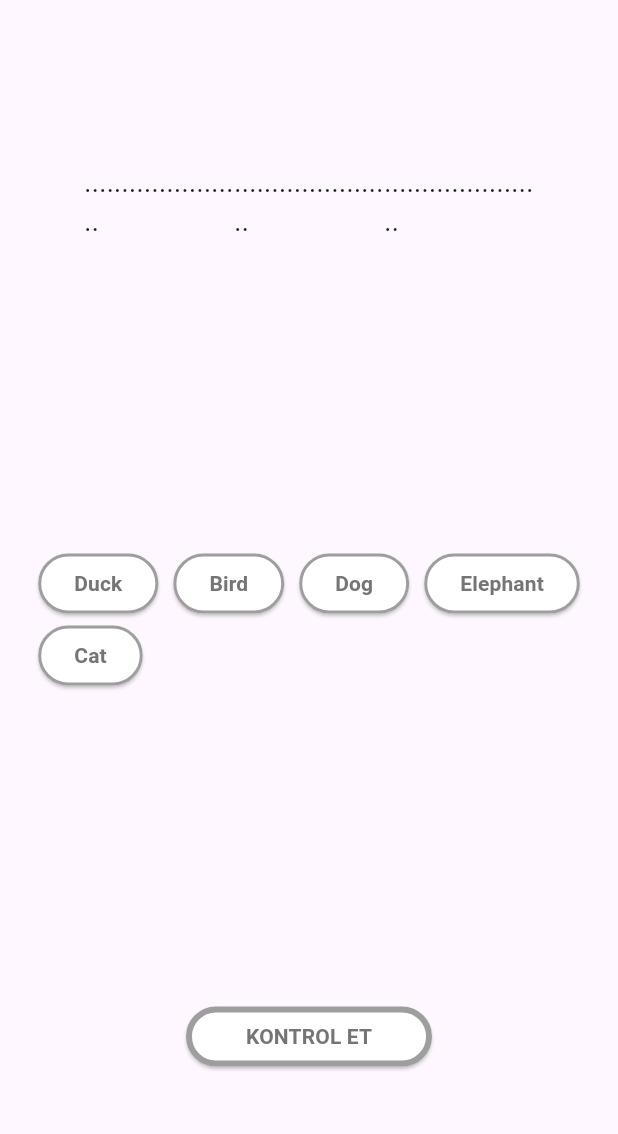
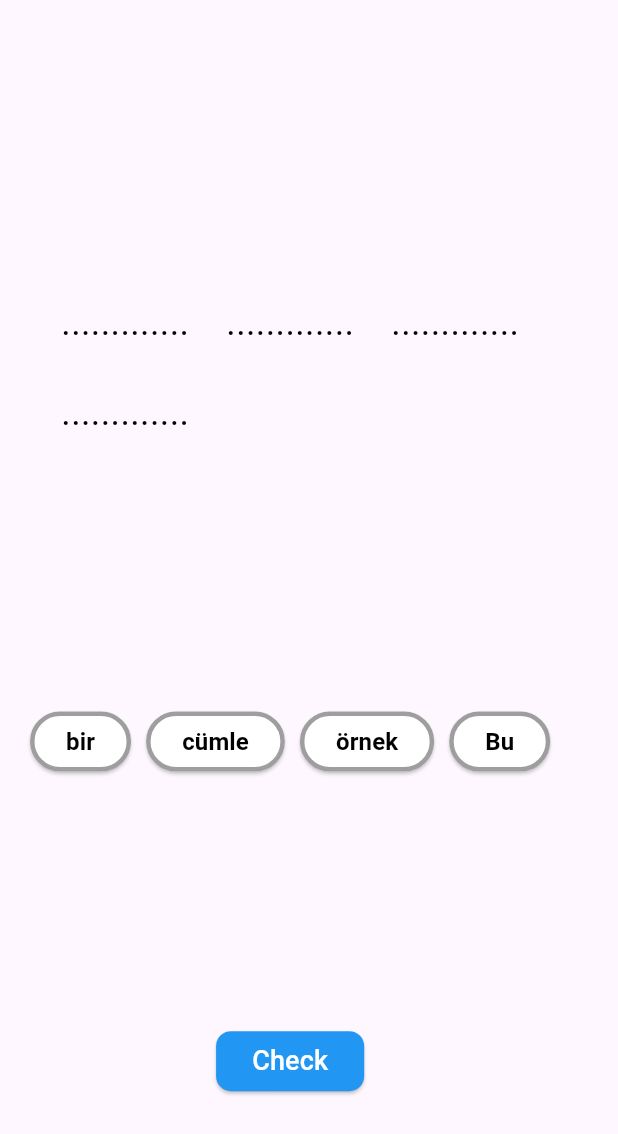
Before and after one commit to sahintuter/flutter-example, a Flutter app: the screen it shows after launch, on a phone screen of 412 x 824 dp. Shown: the top 1134 px of the screen. Run offline on Flutter 3.47's test engine with Material 3 defaults, Android fonts, the light colour scheme and no system bars.

Commit message:
all bugs fixed

```diff
--- a/drag_and_drop/lib/drag_and_drop.dart
+++ b/drag_and_drop/lib/drag_and_drop.dart
@@ -1,141 +1,75 @@
+import 'dart:math';
 import 'package:flutter/material.dart';
 
+class DragAndDropView extends StatefulWidget {
+  const DragAndDropView({super.key});
 
-class DragAndDrop extends StatefulWidget {
   @override
-  _DragAndDropState createState() => _DragAndDropState();
+  DragAndDropViewState createState() =>
+      DragAndDropViewState();
 }
 
-class _DragAndDropState extends State<DragAndDrop> {
-  List<String?> selectedAnimals = [null, null, null];
-  List<String> animalNames = ["Duck", "Bird", "Dog", "Elephant", "Cat"];
-  double rowValue = 2;
-  late bool isClicked = false;
-  static late double _maxHeight;
+class DragAndDropViewState
+    extends State<DragAndDropView> with TickerProviderStateMixin {
+  late List<String?> selectedKeyword;
 
-  late bool isSelected = false;
+  String exampleSentence = "Bu bir örnek cümle";
+
+  List<String> keywordList = [];
+
+
+  bool isSelected = false;
+
+  double score = 0;
+
+  @override
+  void initState() {
+    super.initState();
+    keywordList = exampleSentence.split(' ')..shuffle(Random());
+    selectedKeyword = List<String?>.filled(keywordList.length, null);
+
+  }
+
+
+
+  String getSelectedSentence() {
+    return selectedKeyword.join(' ');
+  }
+
+  bool isSelectedSentenceCorrect() {
+    String selectedSentence = getSelectedSentence();
+    return selectedSentence.trim().toLowerCase() ==
+        exampleSentence.trim().toLowerCase();
+  }
 
   @override
   Widget build(BuildContext context) {
     return Scaffold(
+
       body: Padding(
-        padding: const EdgeInsets.all(16.0),
+        padding: const EdgeInsets.all(20),
         child: Column(
           mainAxisAlignment: MainAxisAlignment.spaceEvenly,
           children: [
-
-            Row(
-              mainAxisAlignment: MainAxisAlignment.center,
-              children: List.generate(3, (index) {
-                return DragTarget<String>(
-                  onAccept: (animal) {
-                    setState(() {
-                      selectedAnimals[index] = animal;
-                    });
-                  },
-                  builder: (context, candidateData, rejectedData) {
-                    return Container(
-                      width: 100,
-                      height: 50,
-                      child: Center(
-                        child: selectedAnimals[index] != null
-                            ? Container(
-                                padding: EdgeInsets.symmetric(
-                                    horizontal: 15, vertical: 8),
-                                decoration: BoxDecoration(
-                                    // color: Colors.white,
-                                    borderRadius: BorderRadius.circular(100),
-                                    border: Border.all(
-                                        color: Colors.grey, width: 3)),
-                                child: Text(selectedAnimals[index]!,
-                                    style: TextStyle(
-                                        fontSize: 14,
-                                        fontWeight: FontWeight.bold)),
-                              )
-                            : Text('......................',
-                                style: TextStyle(fontSize: 18)),
-                      ),
-                    );
-                  },
-                );
-              }),
-            ),
-            SizedBox(height: 20),
-            Wrap(
-              spacing: 10,
-              children: animalNames.map((animal) {
-                return Draggable<String>(
-                  data: animal,
-                  feedback: Material(
-                    child: Container(
-                      padding:
-                          EdgeInsets.symmetric(horizontal: 15, vertical: 8),
-                      decoration: BoxDecoration(
-                        //color: Colors.white,
-                        borderRadius: BorderRadius.circular(100),
-                        border: Border.all(color: Colors.grey, width: 3),
-                      ),
-                      child: Text(animal,
-                          style: TextStyle(
-                              fontSize: 14,
-                              fontWeight: FontWeight.bold,
-                              color: Colors.black)),
-                    ),
-                  ),
-                  childWhenDragging: Container(
-                    width: 80,
-                    height: 30,
-                    decoration: BoxDecoration(
-                      color: Colors.grey[300],
-                      borderRadius: BorderRadius.circular(100),
-                      border: Border.all(color: Colors.grey, width: 2),
-                    ),
-                    child: Center(
-                      child: Text(animal,
-                          style: TextStyle(
-                              color: Colors.grey[600],
-                              fontWeight: FontWeight.bold)),
-                    ),
-                  ),
-                  child: ElevatedButton(
-                    onPressed: () {},
-                    child: Text(
-                      animal,
-                      style: TextStyle(
-                          color: Colors.grey[600], fontWeight: FontWeight.bold),
-                    ),
-                    style: ElevatedButton.styleFrom(
-                      backgroundColor: Colors.white,
-                      shape: RoundedRectangleBorder(
-                        borderRadius: BorderRadius.circular(100),
-                      ),
-                      side: BorderSide(color: Colors.grey, width: 2),
-                    ),
-                  ),
-                );
-              }).toList(),
-            ),
-            SizedBox(height: 20),
+            const SizedBox(height: 20),
+            fillBlankArea(),
+            const SizedBox(height: 20),
+            keywordArea(),
+            const SizedBox(height: 20),
             ElevatedButton(
-              onPressed: () {
-                setState(() {
-                  selectedAnimals = [null, null, null];
-                  isSelected = !isSelected;
-                });
-              },
-              child: Text(
-                "KONTROL ET",
+              onPressed: () => checkFunction(),
+              style: ElevatedButton.styleFrom(
+                backgroundColor: Colors.blue,
+                shape: RoundedRectangleBorder(
+                  borderRadius: BorderRadius.circular(10),
+                ),
+              ),
+              child: const Text(
+                'Check',
                 style: TextStyle(
-                    color: isSelected ? Colors.white : Colors.grey[600],
-                    fontWeight: FontWeight.bold),
-              ),
-              style: ElevatedButton.styleFrom(
-                padding: EdgeInsets.symmetric(horizontal: 40),
-                backgroundColor: isSelected ? Colors.orange : Colors.white,
-                shape: RoundedRectangleBorder(
-                  borderRadius: BorderRadius.circular(100),
+                  color: Colors.white,
+                  fontSize: 18,
                 ),
-                side: BorderSide(color: Colors.grey, width: 4),
               ),
             ),
           ],
@@ -143,4 +77,195 @@ class _DragAndDropState extends State<DragAndDrop> {
       ),
     );
   }
+
+  Widget keywordArea() {
+    return Wrap(
+      spacing: 10,
+      children: keywordList.map(
+        (keyword) {
+          return DragTarget<String>(
+            onAcceptWithDetails: (DragTargetDetails<String> details) {
+              setState(() {
+                String acceptedKeyword = details.data;
+                if (selectedKeyword.length < keywordList.length) {
+                  selectedKeyword.add(acceptedKeyword);
+                }
+              });
+            },
+            builder: (context, candidateData, rejectedData) {
+              return Draggable<String>(
+                data: keyword,
+                feedback: Material(
+                  child: Container(
+                    padding: const EdgeInsets.symmetric(horizontal: 15, vertical: 8),
+                    decoration: BoxDecoration(
+                      borderRadius: BorderRadius.circular(100),
+                      border: Border.all(color: Colors.grey, width: 3),
+                    ),
+                    child: Text(
+                      keyword,
+                      style: const TextStyle(
+                        color: Colors.black,
+                        fontWeight: FontWeight.bold,
+                        fontSize: 16,
+                      ),
+                    ),
+                  ),
+                ),
+                childWhenDragging: Container(
+                  width: 80,
+                  height: 30,
+                  decoration: BoxDecoration(
+                    color: Colors.transparent,
+                    borderRadius: BorderRadius.circular(20),
+                    border: Border.all(color: Colors.grey, width: 3),
+                  ),
+                  child: Center(
+                    child: Text(
+                      keyword,
+                      style: const TextStyle(
+                        color: Colors.black,
+                        fontWeight: FontWeight.bold,
+                        fontSize: 16,
+                      ),
+                    ),
+                  ),
+                ),
+                child: ElevatedButton(
+                  onPressed: () {},
+                  style: ElevatedButton.styleFrom(
+                    backgroundColor: Colors.white,
+                    shape: RoundedRectangleBorder(
+                      borderRadius: BorderRadius.circular(20),
+                    ),
+                    side: const BorderSide(color: Colors.grey, width: 3),
+                  ),
+                  child: Text(
+                    keyword,
+                    style: const TextStyle(
+                      color: Colors.black,
+                      fontWeight: FontWeight.bold,
+                      fontSize: 16,
+                    ),
+                  ),
+                ),
+              );
+            },
+          );
+        },
+      ).toList(),
+    );
+  }
+
+  Widget fillBlankArea() {
+    return Wrap(
+      spacing: 10,
+      children: List.generate(selectedKeyword.length, (index) {
+        return SizedBox(
+          width: 100,
+          height: 60,
+          child: DragTarget<String>(
+            onAcceptWithDetails: (DragTargetDetails<String> details) {
+              setState(() {
+                String acceptedKeyword = details.data;
+                if (index < selectedKeyword.length) {
+                  selectedKeyword[index] = acceptedKeyword;
+                } else {
+                  selectedKeyword.add(acceptedKeyword);
+                }
+              });
+            },
+            builder: (context, candidateData, rejectedData) {
+              return Center(
+                child: selectedKeyword[index] != null
+                    ? Container(
+                        padding: const EdgeInsets.symmetric(horizontal: 10, vertical: 5),
+                        decoration: BoxDecoration(
+                          borderRadius: BorderRadius.circular(10),
+                          border: Border.all(color: Colors.orange, width: 3),
+                        ),
+                        child: Text(
+                          selectedKeyword[index]!,
+                          style: const TextStyle(
+                            color: Colors.black,
+                            fontWeight: FontWeight.bold,
+                            fontSize: 16,
+                          ),
+                        ),
+                      )
+                    : const Text(
+                        '.............',
+                        style: TextStyle(
+                          color: Colors.black,
+                          fontSize: 24,
+                        ),
+                      ),
+              );
+            },
+          ),
+        );
+      }),
+    );
+  }
+
+  void checkFunction() {
+    setState(() {
+      bool isCorrect = isSelectedSentenceCorrect();
+
+      if (isCorrect) {
+        checkShowModalBottomSheet(context, isCorrect);
+        score = 20;
+      } else {
+        checkShowModalBottomSheet(context, isCorrect);
+      }
+      selectedKeyword = List.filled(keywordList.length, null);
+      isSelected = !isSelected;
+    });
+  }
+
+  Future<dynamic> checkShowModalBottomSheet(BuildContext context, bool isCorrect) {
+    return showModalBottomSheet(
+      barrierColor: Colors.transparent,
+      isDismissible: false,
+      context: context,
+      builder: (context) => Container(
+        height: 200,
+        color: Colors.white,
+        child: Center(
+          child: Column(
+            mainAxisAlignment: MainAxisAlignment.center,
+            children: [
+              Text(
+                isCorrect ? 'Correct!' : 'Incorrect!',
+                style: const TextStyle(
+                  fontSize: 24,
+                  fontWeight: FontWeight.bold,
+                  color: Colors.green,
+                ),
+              ),
+              const SizedBox(height: 20),
+              ElevatedButton(
+                onPressed: () {
+                  Navigator.of(context).pop();
+                },
+                style: ElevatedButton.styleFrom(
+                  backgroundColor: Colors.blue,
+                  shape: RoundedRectangleBorder(
+                    borderRadius: BorderRadius.circular(10),
+                  ),
+                ),
+                child: const Text(
+                  'Close',
+                  style: TextStyle(
+                    color: Colors.white,
+                    fontSize: 18,
+                  ),
+                ),
+              ),
+            ],
+          ),
+        ),
+      ),
+    );
+  }
 }
--- a/drag_and_drop/lib/main.dart
+++ b/drag_and_drop/lib/main.dart
@@ -1,6 +1,6 @@
+
+import 'package:flutter/material.dart';
 import 'package:drag_and_drop/drag_and_drop.dart';
-import 'package:flutter/material.dart';
-
 void main() {
   runApp(const MyApp());
 }
@@ -8,13 +8,12 @@ void main() {
 class MyApp extends StatelessWidget {
   const MyApp({super.key});
 
-  // This widget is the root of your application.
   @override
   Widget build(BuildContext context) {
-    return MaterialApp(
+    return const MaterialApp(
       title: 'Flutter Drag And Drop',
 
-      home:  DragAndDrop(),
+      home:  DragAndDropView(),
     );
   }
 }
```
Also changed, not shown: drag_and_drop/pubspec.yaml (+5 -32 lines), 1 other file.
